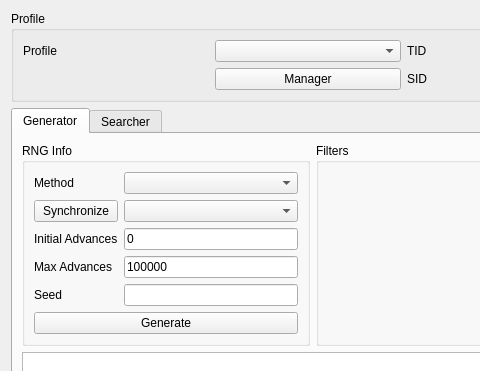
The window that Forms/Gen4/Stationary4.ui (Admiral-Fish/PokeFinder) describes before a commit, drawn with Qt 5; both pictures show x 0 to 480 and y 0 to 371 of the 1200 by 700 pixel window.
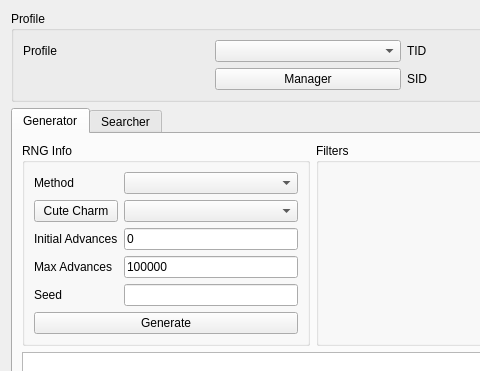
The same window after the commit. Custom widgets are drawn as their Qt base class.

Diff of the .ui file:
```diff
--- a/Forms/Gen4/Stationary4.ui
+++ b/Forms/Gen4/Stationary4.ui
@@ -151,7 +151,7 @@
           <item row="1" column="0">
            <widget class="QPushButton" name="pushButtonGeneratorLead">
             <property name="text">
-             <string>Synchronize</string>
+             <string>Cute Charm</string>
             </property>
            </widget>
           </item>
```
